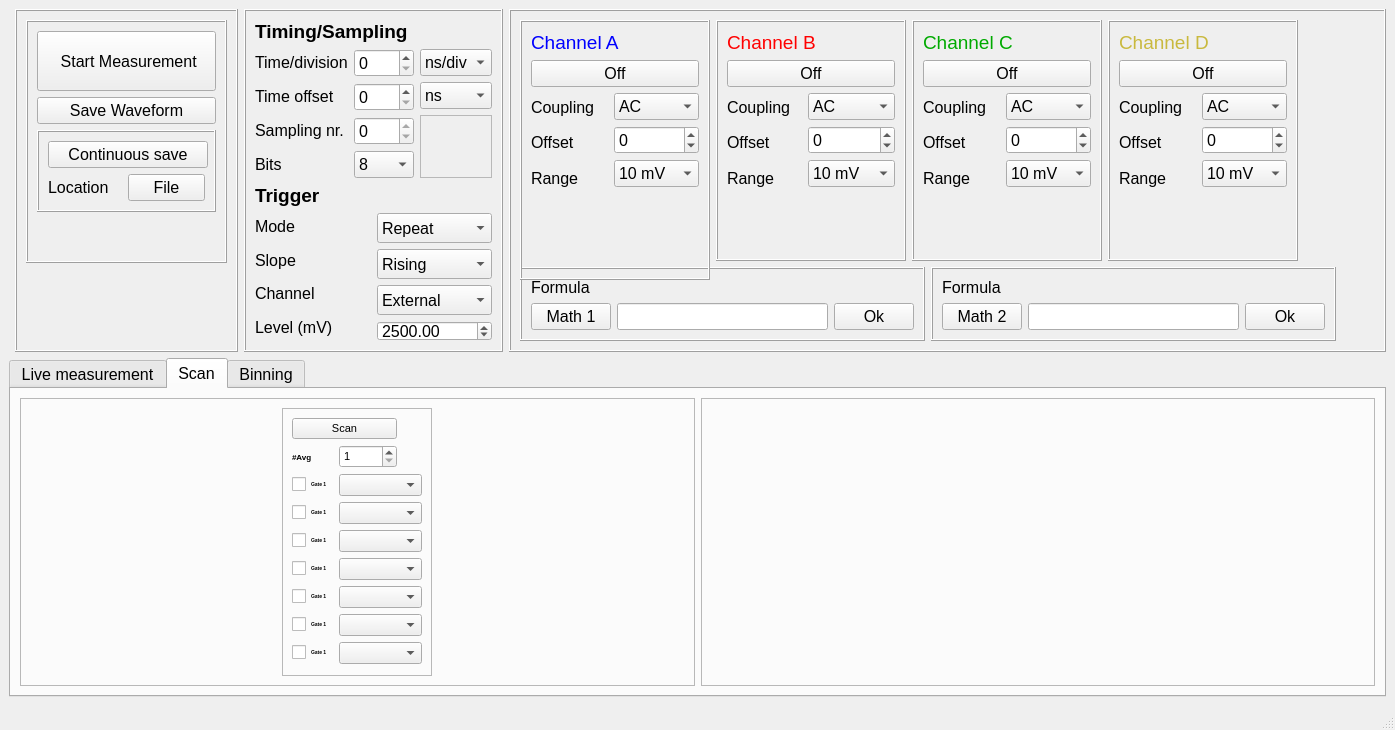
Before: the Qt Designer form pico_Main_Widow_GUI.ui in j111m111/picoscpe_control_software, drawn with Qt 5.
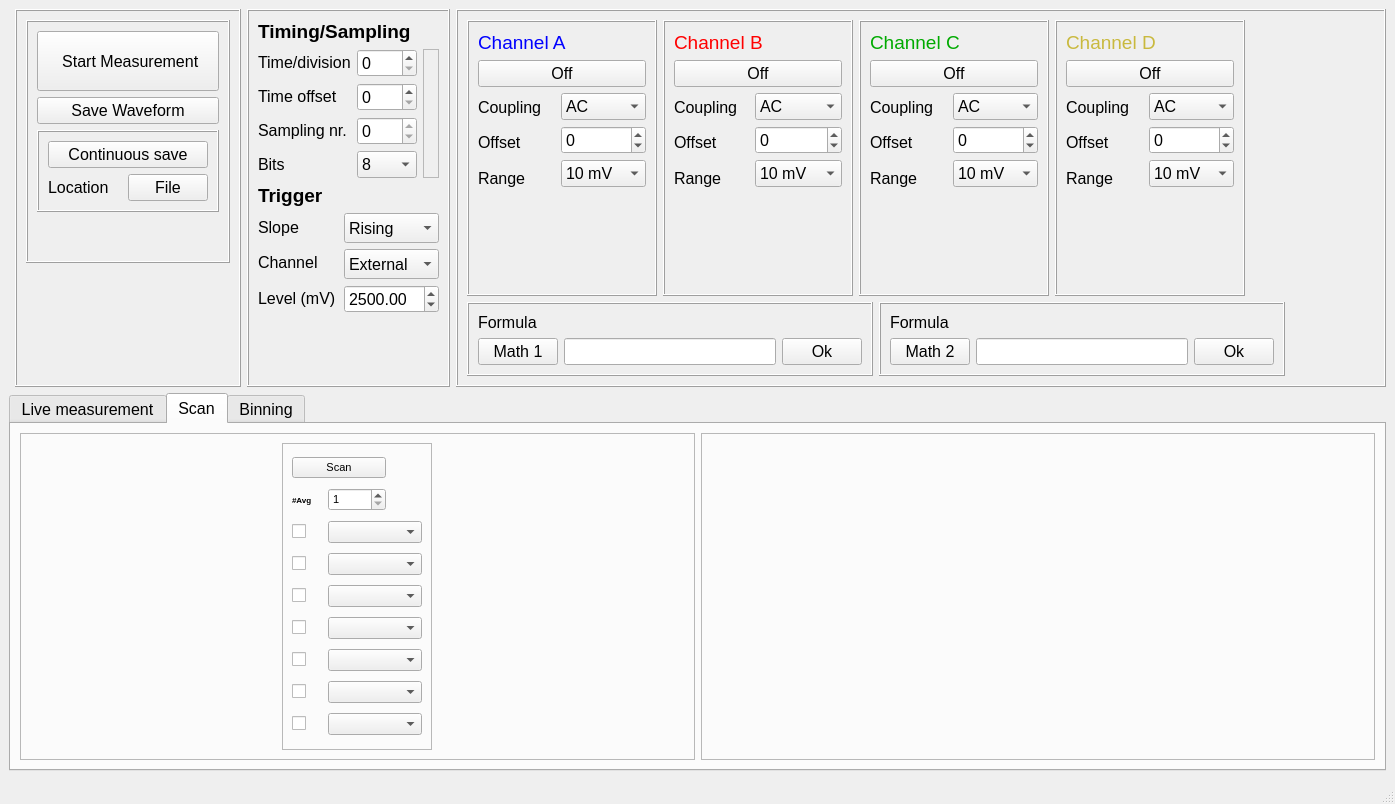
After: the same form once the commit is applied.

The edit to the form file:
```diff
--- a/pico_Main_Widow_GUI.ui
+++ b/pico_Main_Widow_GUI.ui
@@ -7,7 +7,7 @@
     <x>0</x>
     <y>0</y>
     <width>1395</width>
-    <height>710</height>
+    <height>804</height>
    </rect>
   </property>
   <property name="font">
@@ -89,7 +89,7 @@
                  </font>
                 </property>
                 <property name="text">
-                 <string>Gate 1</string>
+                 <string/>
                 </property>
                </widget>
               </item>
@@ -112,7 +112,7 @@
                  </font>
                 </property>
                 <property name="text">
-                 <string>Gate 1</string>
+                 <string/>
                 </property>
                </widget>
               </item>
@@ -147,7 +147,7 @@
                  </font>
                 </property>
                 <property name="text">
-                 <string>Gate 1</string>
+                 <string/>
                 </property>
                </widget>
               </item>
@@ -159,7 +159,7 @@
                  </font>
                 </property>
                 <property name="text">
-                 <string>Gate 1</string>
+                 <string/>
                 </property>
                </widget>
               </item>
@@ -171,7 +171,7 @@
                  </font>
                 </property>
                 <property name="text">
-                 <string>Gate 1</string>
+                 <string/>
                 </property>
                </widget>
               </item>
@@ -201,7 +201,7 @@
                  </font>
                 </property>
                 <property name="text">
-                 <string>Gate 1</string>
+                 <string/>
                 </property>
                </widget>
               </item>
@@ -222,7 +222,7 @@
                  </font>
                 </property>
                 <property name="text">
-                 <string>Gate 1</string>
+                 <string/>
                 </property>
                </widget>
               </item>
@@ -1778,19 +1778,6 @@
         <layout class="QHBoxLayout" name="horizontalLayout_5">
          <item>
           <layout class="QVBoxLayout" name="verticalLayout_6">
-           <item>
-            <widget class="QLabel" name="label_9">
-             <property name="minimumSize">
-              <size>
-               <width>80</width>
-               <height>20</height>
-              </size>
-             </property>
-             <property name="text">
-              <string>&lt;html&gt;&lt;head/&gt;&lt;body&gt;&lt;p&gt;Mode&lt;/p&gt;&lt;/body&gt;&lt;/html&gt;</string>
-             </property>
-            </widget>
-           </item>
            <item>
             <widget class="QLabel" name="label_11">
              <property name="minimumSize">
@@ -1834,38 +1821,6 @@
          </item>
          <item>
           <layout class="QVBoxLayout" name="verticalLayout_7">
-           <item>
-            <widget class="QComboBox" name="TriggerModeComboBox">
-             <property name="minimumSize">
-              <size>
-               <width>80</width>
-               <height>30</height>
-              </size>
-             </property>
-             <property name="font">
-              <font>
-               <pointsize>12</pointsize>
-               <weight>50</weight>
-               <bold>false</bold>
-              </font>
-             </property>
-             <item>
-              <property name="text">
-               <string>Repeat</string>
-              </property>
-             </item>
-             <item>
-              <property name="text">
-               <string>Single</string>
-              </property>
-             </item>
-             <item>
-              <property name="text">
-               <string>None</string>
-              </property>
-             </item>
-            </widget>
-           </item>
            <item>
             <widget class="QComboBox" name="TriggerSlopeComboBox">
              <property name="minimumSize">
@@ -2116,83 +2071,6 @@
          </item>
          <item>
           <layout class="QVBoxLayout" name="verticalLayout_8">
-           <item>
-            <widget class="QComboBox" name="TimingTimeDivisionComboBox">
-             <property name="minimumSize">
-              <size>
-               <width>60</width>
-               <height>25</height>
-              </size>
-             </property>
-             <property name="font">
-              <font>
-               <pointsize>12</pointsize>
-               <weight>50</weight>
-               <bold>false</bold>
-              </font>
-             </property>
-             <item>
-              <property name="text">
-               <string>ns/div</string>
-              </property>
-             </item>
-             <item>
-              <property name="text">
-               <string>μs/div</string>
-              </property>
-             </item>
-             <item>
-              <property name="text">
-               <string>ms/div</string>
-              </property>
-             </item>
-             <item>
-              <property name="text">
-               <string>s/div</string>
-              </property>
-             </item>
-            </widget>
-           </item>
-           <item>
-            <widget class="QComboBox" name="TimingTimeOffsetComboBox">
-             <property name="minimumSize">
-              <size>
-               <width>60</width>
-               <height>25</height>
-              </size>
-             </property>
-             <property name="font">
-              <font>
-               <pointsize>12</pointsize>
-               <weight>50</weight>
-               <bold>false</bold>
-              </font>
-             </property>
-             <property name="toolTip">
-              <string>Unit of time offset</string>
-             </property>
-             <item>
-              <property name="text">
-               <string>ns</string>
-              </property>
-             </item>
-             <item>
-              <property name="text">
-               <string>μs</string>
-              </property>
-             </item>
-             <item>
-              <property name="text">
-               <string>ms</string>
-              </property>
-             </item>
-             <item>
-              <property name="text">
-               <string>s</string>
-              </property>
-             </item>
-            </widget>
-           </item>
            <item>
             <widget class="QFrame" name="frame_3">
              <property name="frameShape">
```
